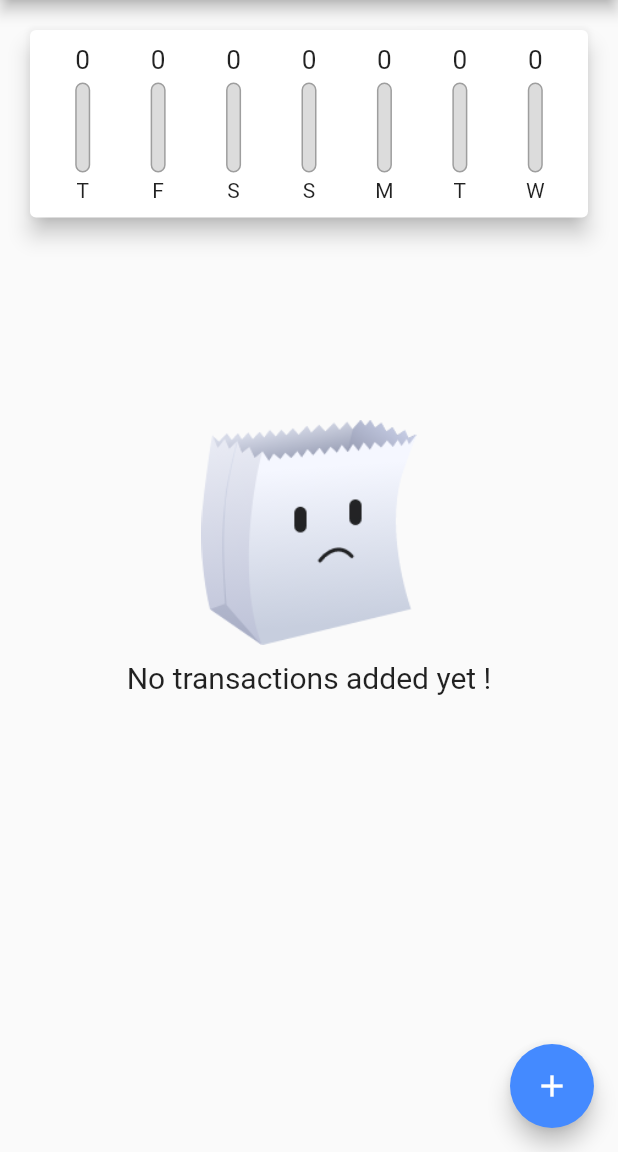
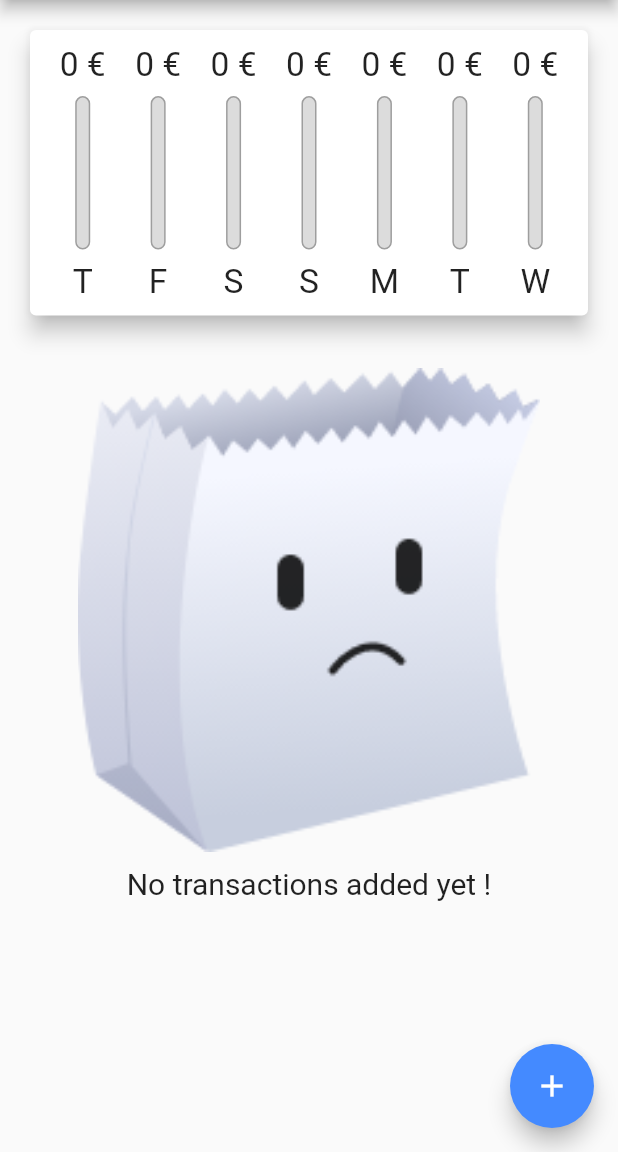
Before and after one commit to angelo98-dev/expensive_planner, a Flutter app: the screen it shows after launch, on a phone screen of 412 x 824 dp, the part 84-1236 px from its top. Run offline on Flutter 3.47's test engine with Material 2 defaults, Android fonts, the phone set to English and light mode, and no system bars.

Commit message:
refactor: good coding

```diff
--- a/lib/home_screen.dart
+++ b/lib/home_screen.dart
@@ -1,6 +1,9 @@
+import 'dart:io';
+
 import 'package:expensive_planner/widgets/chart.dart';
 import 'package:expensive_planner/widgets/new_transaction.dart';
 import 'package:expensive_planner/widgets/transaction_list.dart';
+import 'package:flutter/cupertino.dart';
 import 'package:flutter/material.dart';
 
 import 'model/transaction_model.dart';
@@ -12,23 +15,30 @@ class MyHomePage extends StatefulWidget {
 
 class _MyHomePageState extends State<MyHomePage> {
   final List<Transaction> _userTransaction = [];
+  var _showChart = false;
 
-  List<Transaction>? get _recentTransactions{
-    return _userTransaction.where((tx){
-      return tx.date.isAfter(DateTime.now().subtract(Duration(days: 7)));
+  List<Transaction>? get _recentTransactions {
+    return _userTransaction.where((tx) {
+      return tx.date.isAfter(DateTime.now().subtract(const Duration(days: 7)));
     }).toList();
   }
 
-  void _addNewTransaction(String title, double amount) {
+  void _addNewTransaction(String title, double amount, DateTime chosenDate) {
     final newTx = Transaction(
       id: DateTime.now().toString(),
       title: title,
       amount: amount,
-      date: DateTime.now(),
+      date: chosenDate,
     );
 
     setState(() {
       _userTransaction.add(newTx);
+    });
+  }
+
+  void _deleteTransaction(String id) {
+    setState(() {
+      _userTransaction.removeWhere((element) => element.id == id);
     });
   }
 
@@ -40,10 +50,60 @@ class _MyHomePageState extends State<MyHomePage> {
         });
   }
 
+  List<Widget> _buildLandScapeContent(
+      MediaQueryData mediaQuery, AppBar appBar, Widget txtList) {
+    return [
+      Row(
+        mainAxisAlignment: MainAxisAlignment.center,
+        children: [
+          const Text('Show Chart'),
+          Switch.adaptive(
+              value: _showChart,
+              onChanged: (value) {
+                setState(() {
+                  _showChart = value;
+                });
+              })
+        ],
+      ),
+      _showChart
+          ? Container(
+              height: (mediaQuery.size.height -
+                      appBar.preferredSize.height -
+                      (mediaQuery.padding.top)) *
+                  0.7,
+              child: Chart(_recentTransactions!))
+          : txtList,
+    ];
+  }
+
+  List<Widget> _buildPortraitContent(
+      MediaQueryData mediaQuery, AppBar appBar, Widget txtList) {
+    return [
+      Container(
+          height: (mediaQuery.size.height -
+                  appBar.preferredSize.height -
+                  (mediaQuery.padding.top)) *
+              0.3,
+          child: Chart(_recentTransactions!)),
+      txtList
+    ];
+  }
+
   @override
   Widget build(BuildContext context) {
-    return Scaffold(
-      appBar: AppBar(
+    final mediaQuery = MediaQuery.of(context);
+    bool isLandScape = mediaQuery.orientation == Orientation.landscape;
+
+    final dynamic appBar = Platform.isIOS
+        ? CupertinoNavigationBar(
+            middle: const Text('Personal Expenses'),
+            trailing: GestureDetector(
+              onTap: () => startAddNewTransaction(context),
+              child: const Icon(CupertinoIcons.add),
+            ),
+          )
+        : AppBar(
             title: const Text('Personal Expenses'),
             actions: [
               IconButton(
@@ -54,46 +114,40 @@ class _MyHomePageState extends State<MyHomePage> {
                 ),
               )
             ],
-      ),
-      body: SingleChildScrollView(
+          );
+
+    final txtList = Container(
+        height: (mediaQuery.size.height -
+                appBar.preferredSize.height -
+                (mediaQuery.padding.top)) *
+            0.7,
+        child: TransactionList(_userTransaction, _deleteTransaction));
+
+    final pageBody = SafeArea(
+      child: SingleChildScrollView(
         child: Column(
           crossAxisAlignment: CrossAxisAlignment.stretch,
           children: [
-            Chart(_recentTransactions!),
-            _userTransaction.isEmpty
-                ? Padding(
-                    padding: const EdgeInsets.only(top: 15.0),
-                    child: Column(
-                      children: [
-                        const SizedBox(
-                          height: 100,
-                        ),
-                        SizedBox(
-                          height: 150,
-                          child: Image.asset(
-                            'assets/images/bag.png',
-                            fit: BoxFit.cover,
-                          ),
-                        ),
-                        const SizedBox(
-                          height: 10,
-                        ),
-                        const Text(
-                          'No transactions added yet !',
-                          style: TextStyle(
-                            fontSize: 20
-                          ),
-                        ),
-                      ],
-                    ),
-                  )
-                : TransactionList(_userTransaction),
+            if (isLandScape)
+              ..._buildLandScapeContent(mediaQuery, appBar, txtList),
+            if (!isLandScape)
+              ..._buildPortraitContent(mediaQuery, appBar, txtList)
           ],
         ),
       ),
-      floatingActionButton: FloatingActionButton(
+    );
+    return Platform.isIOS
+        ? CupertinoPageScaffold(navigationBar: appBar, child: pageBody)
+        : Scaffold(
+            appBar: appBar,
+            body: pageBody,
+            floatingActionButton: Platform.isIOS
+                ? Container()
+                : FloatingActionButton(
                     onPressed: () => startAddNewTransaction(context),
-        child: Icon(Icons.add),
+                    child: const Icon(
+                      Icons.add,
+                    ),
                   ),
           );
   }
--- a/lib/main.dart
+++ b/lib/main.dart
@@ -1,9 +1,14 @@
 import 'package:flutter/cupertino.dart';
 import 'package:flutter/material.dart';
+import 'package:flutter/services.dart';
 
 import 'home_screen.dart';
 
 void main(){
+  //WidgetsFlutterBinding.ensureInitialized();
+  //SystemChrome.setPreferredOrientations([
+  //    DeviceOrientation.portraitUp,
+ //     DeviceOrientation.portraitDown]);
   runApp(MyApp());
 }
 
--- a/lib/widgets/chart.dart
+++ b/lib/widgets/chart.dart
@@ -34,7 +34,8 @@ class Chart extends StatelessWidget {
 
   @override
   Widget build(BuildContext context) {
-    return Card(
+    return Container(
+      child: Card(
         elevation: 6,
         margin: EdgeInsets.all(20),
         child: Padding(
@@ -52,6 +53,7 @@ class Chart extends StatelessWidget {
             }).toList()
           ),
         ),
+      ),
     );
   }
 }
--- a/lib/widgets/chart_bar.dart
+++ b/lib/widgets/chart_bar.dart
@@ -7,14 +7,16 @@ class ChartBar extends StatelessWidget {
 
   @override
   Widget build(BuildContext context) {
+    return LayoutBuilder(
+        builder: (context, constraints) {
           return Column(
             children: [
               Container(
-          height: 20,
-            child: FittedBox(child: Text('${spendingAmount.toStringAsFixed(0)}'))),
-        SizedBox(height: 5,),
+                  height: constraints.maxHeight * 0.15,
+                  child: FittedBox(child: Text('${spendingAmount.toStringAsFixed(0)} €'))),
+              SizedBox(height: constraints.maxHeight * 0.05,),
               Container(
-          height: 60,
+                height: constraints.maxHeight * 0.6,
                 width: 10,
                 child: Stack(
                   children: [
@@ -36,9 +38,13 @@ class ChartBar extends StatelessWidget {
                   ],
                 ),
               ),
-        SizedBox(height: 4,),
-        Text(label)
+              SizedBox(height: constraints.maxHeight * 0.05,),
+              Container(
+                height: constraints.maxHeight * 0.15,
+                  child: FittedBox(child: Text(label)))
             ],
           );
+        },);
+
   }
 }
--- a/lib/widgets/transaction_list.dart
+++ b/lib/widgets/transaction_list.dart
@@ -1,43 +1,50 @@
 import 'package:flutter/material.dart';
-import 'package:intl/intl.dart';
+
 
 import '../model/transaction_model.dart';
+import 'transaction_item.dart';
 
 class TransactionList extends StatelessWidget {
 
   final List<Transaction> userTransaction;
-  TransactionList(this.userTransaction);
+  final Function deleteTx;
+  const TransactionList(this.userTransaction,this.deleteTx);
 
   @override
   Widget build(BuildContext context) {
-    return Container(
-      height: 300,
-      child: ListView.builder(
-        itemBuilder: (_, index) {
-          return Card(
-            elevation: 3,
-            margin: EdgeInsets.symmetric(vertical: 8,horizontal: 5),
-            child: ListTile(
-              leading: CircleAvatar(
-                radius: 30,
-                child: Padding(
-                  padding: const EdgeInsets.all(6.0),
-                  child: FittedBox(
-                    child: Text(
-                      '${userTransaction[index].amount} €'
-                    ),
+    return userTransaction.isEmpty ?
+      LayoutBuilder(
+        builder: (context, constraints) {
+          return Padding(
+            padding: const EdgeInsets.only(top: 15.0),
+            child: Column(
+              children: [
+                SizedBox(
+                  height: constraints.maxHeight * 0.6,
+                  child: Image.asset(
+                    'assets/images/bag.png',
+                    fit: BoxFit.cover,
                   ),
                 ),
-              ),
-              title: Text(userTransaction[index].title,
-              style: Theme.of(context).textTheme.headline6,),
-              subtitle: Text(DateFormat.yMMMd().format(userTransaction[index].date)),
+                const SizedBox(
+                  height: 10,
+                ),
+                const Text(
+                  'No transactions added yet !',
+                  style: TextStyle(
+                      fontSize: 20
+                  ),
+                ),
+              ],
             ),
           );
         },
+      )
+      : ListView.builder(
+        itemBuilder: (_, index) {
+          return TransactionItem(userTransaction: userTransaction[index], deleteTx: deleteTx);
+        },
         itemCount: userTransaction.length,
-
-      ),
     );
   }
 }
```
Also changed, not shown: lib/widgets/new_transaction.dart (+49 -17 lines), lib/widgets/transaction_item.dart (added, +52 -0 lines). Lines whose indentation alone changed are shown as unchanged.
